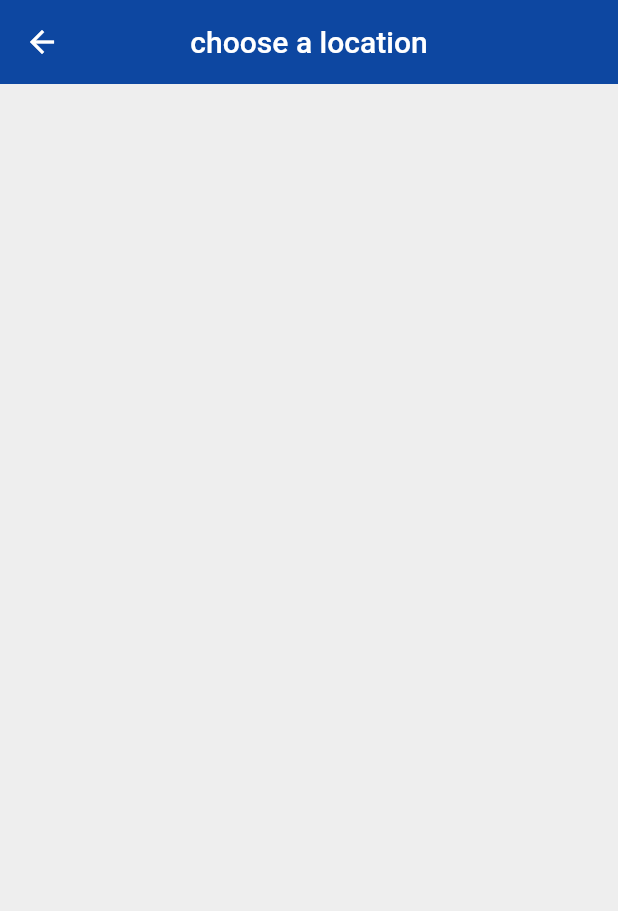
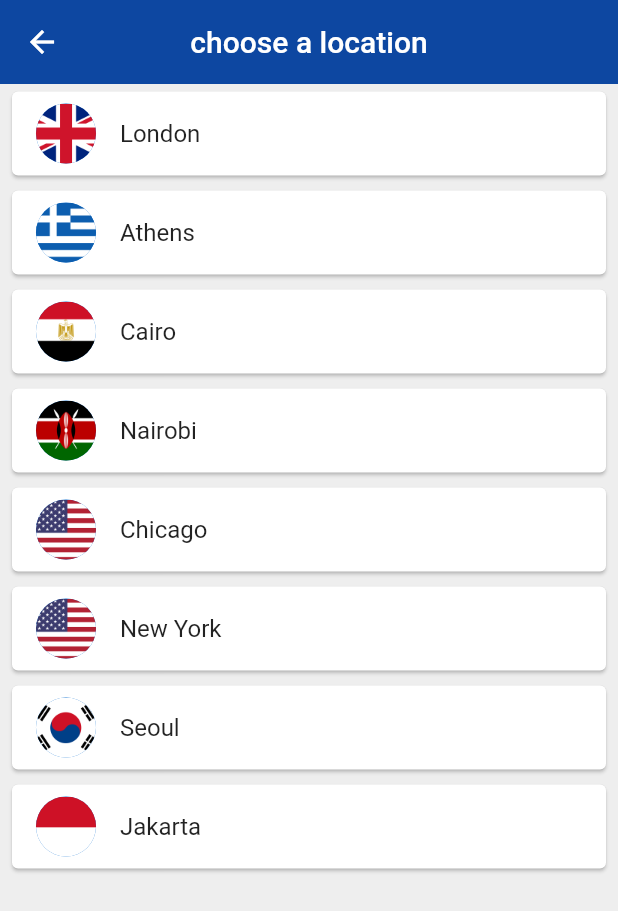
Before and after one commit to karkakol/world_time_app, a Flutter app: the ChooseLocation screen opened by its route, on a phone screen of 412 x 824 dp. Shown: the top 911 px of the screen. Run offline on Flutter 3.47's test engine with Material 2 defaults, Android fonts, the phone set to English and light mode, and no system bars; our stand-ins replace flutter_spinkit; network calls fail.

Commit message:
final 35

```diff
--- a/lib/pages/choose_location.dart
+++ b/lib/pages/choose_location.dart
@@ -1,4 +1,5 @@
 import 'package:flutter/material.dart';
+import 'package:world_time_app/services/world_time.dart';
 
 class ChooseLocation extends StatefulWidget {
   @override
@@ -6,6 +7,31 @@ class ChooseLocation extends StatefulWidget {
 }
 
 class _ChooseLocationState extends State<ChooseLocation> {
+  List<WorldTime> locations = [
+    WorldTime(url: 'Europe/London', location: 'London', flag: 'uk.png'),
+    WorldTime(url: 'Europe/Berlin', location: 'Athens', flag: 'greece.png'),
+    WorldTime(url: 'Africa/Cairo', location: 'Cairo', flag: 'egypt.png'),
+    WorldTime(url: 'Africa/Nairobi', location: 'Nairobi', flag: 'kenya.png'),
+    WorldTime(url: 'America/Chicago', location: 'Chicago', flag: 'usa.png'),
+    WorldTime(url: 'America/New_York', location: 'New York', flag: 'usa.png'),
+    WorldTime(url: 'Asia/Seoul', location: 'Seoul', flag: 'south_korea.png'),
+    WorldTime(url: 'Asia/Jakarta', location: 'Jakarta', flag: 'indonesia.png'),
+  ];
+
+  void updateTime(index) async {
+    WorldTime instance = locations[index];
+    await instance.getTime();
+
+    // navigate to home screen
+
+    Navigator.pop(context, {
+      'location': instance.location,
+      'flag': instance.flag,
+      'time': instance.time,
+      'isDayTime': instance.isDayTime,
+    });
+  }
+
   @override
   Widget build(BuildContext context) {
     return Scaffold(
@@ -16,6 +42,28 @@ class _ChooseLocationState extends State<ChooseLocation> {
           elevation: 0,
         ),
         backgroundColor: Colors.grey[200],
+        body: ListView.builder(
+          itemCount: locations.length,
+          itemBuilder: (context, index) {
+            return Padding(
+              padding:
+                  const EdgeInsets.symmetric(vertical: 1.0, horizontal: 4.0),
+              child: Card(
+                child: ListTile(
+                  onTap: () {
+                    updateTime(index);
+                  },
+                  title: Text(
+                    locations[index].location,
+                  ),
+                  leading: CircleAvatar(
+                    backgroundImage:
+                        AssetImage('assets/${locations[index].flag}'),
+                  ),
+                ),
+              ),
             );
+          },
+        ));
   }
 }
--- a/lib/pages/loading.dart
+++ b/lib/pages/loading.dart
@@ -20,7 +20,6 @@ class _LoadingState extends State<Loading> {
       'time': instance.time,
       'isDayTime': instance.isDayTime,
     });
-
   }
 
   @override
@@ -34,7 +33,7 @@ class _LoadingState extends State<Loading> {
     return Scaffold(
       backgroundColor: Colors.blue[900],
       body: Center(
-        child: SpinKitFoldingCube(
+        child: SpinKitCubeGrid(
           color: Colors.white,
           size: 66.6,
         ),
--- a/lib/services/world_time.dart
+++ b/lib/services/world_time.dart
@@ -35,9 +35,6 @@ class WorldTime {
 
       time = DateFormat.jm().format(now); //set time property
 
-
-
-
     } catch (e) {
       print('caught errot: $e');
       time = 'could not get time data';
```
Also changed, not shown: lib/pages/home.dart (+13 -4 lines), assets/egypt.png (added), assets/germany.png (added), assets/greece.png (added), assets/indonesia.png (added), assets/kenya.png (added), assets/south_korea.png (added), assets/uk.png (added), assets/usa.png (added). Lines whose indentation alone changed are shown as unchanged.
